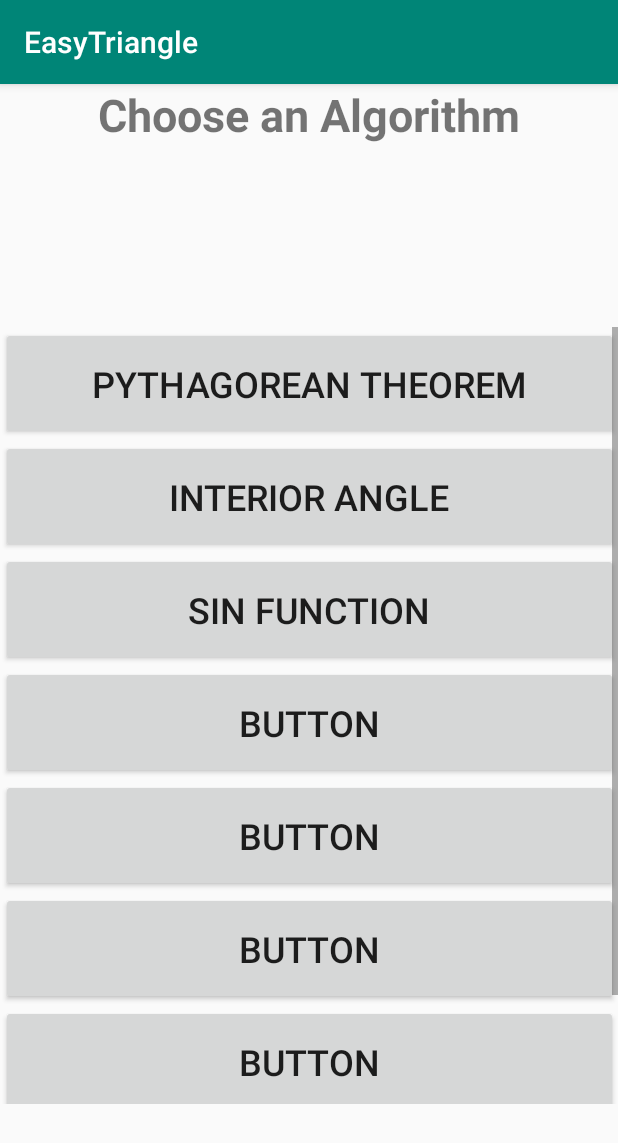
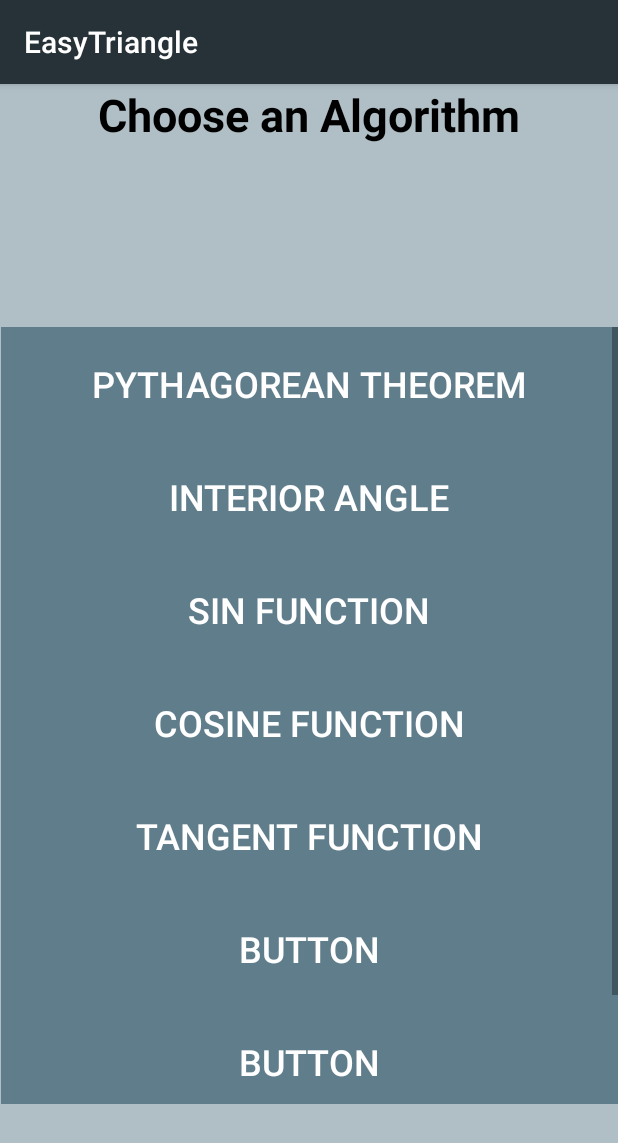
Before and after one commit to winterberm1/EasyTriangle, an Android app: the ChooseActivity screen opened directly, with no data from a screen before it, on a phone screen of 412 x 824 dp. Shown: the top 1143 px of the screen. Run offline under Robolectric (Android 15) with nearby library versions, the phone set to English and light mode, and no system bars.

Commit message:
Added the cosine and tangent functions and changed style

```diff
--- a/app/src/main/java/com/example/easytriangle/ChooseActivity.java
+++ b/app/src/main/java/com/example/easytriangle/ChooseActivity.java
@@ -9,7 +9,7 @@ import android.widget.Button;
 
 public class ChooseActivity extends AppCompatActivity {
 
-    Button pyBtn, ang, sine;
+    Button pyBtn, ang, sine, cos, tan;
 
     @Override
     protected void onCreate(Bundle savedInstanceState) {
@@ -19,6 +19,8 @@ public class ChooseActivity extends AppCompatActivity {
         pyBtn = (Button) findViewById(R.id.PyTherom);
         ang = (Button) findViewById(R.id.angles);
         sine = (Button) findViewById(R.id.sin);
+        cos = (Button) findViewById(R.id.cos);
+        tan = (Button) findViewById(R.id.tan);
 
 
         pyBtn.setOnClickListener(new View.OnClickListener() {
@@ -47,5 +49,21 @@ public class ChooseActivity extends AppCompatActivity {
                 startActivity(myIntent);
             }
         });
+        cos.setOnClickListener(new View.OnClickListener() {
+            public void onClick(View arg0) {
+
+                Intent myIntent = new Intent(ChooseActivity.this,
+                        CosFunc.class);
+                startActivity(myIntent);
+            }
+        });
+        tan.setOnClickListener(new View.OnClickListener() {
+            public void onClick(View arg0) {
+
+                Intent myIntent = new Intent(ChooseActivity.this,
+                        TanFunc.class);
+                startActivity(myIntent);
+            }
+        });
     }
 }
--- a/app/src/main/res/layout/activity_choose.xml
+++ b/app/src/main/res/layout/activity_choose.xml
@@ -19,6 +19,7 @@
             android:id="@+id/textView3"
             android:layout_width="match_parent"
             android:layout_height="50dp"
+            android:textColor="@color/colorPrimaryDark"
             android:text="Choose an Algorithm"
             android:textSize="30sp"
             android:textStyle="bold" />
@@ -43,6 +44,8 @@
 
             <Button
                 android:id="@+id/PyTherom"
+                android:textColor="@color/textColorPrimary"
+                android:background="@color/colorAccent"
                 android:layout_width="match_parent"
                 android:layout_height="75dp"
                 android:text="Pythagorean Theorem"
@@ -50,6 +53,8 @@
 
             <Button
                 android:id="@+id/angles"
+                android:textColor="@color/textColorPrimary"
+                android:background="@color/colorAccent"
                 android:layout_width="match_parent"
                 android:layout_height="75dp"
                 android:text="Interior Angle"
@@ -57,28 +62,36 @@
 
             <Button
                 android:id="@+id/sin"
+                android:textColor="@color/textColorPrimary"
+                android:background="@color/colorAccent"
                 android:layout_width="match_parent"
                 android:layout_height="75dp"
                 android:text="Sin Function"
                 android:textSize="24sp" />
 
             <Button
-                android:id="@+id/button13"
+                android:id="@+id/cos"
+                android:textColor="@color/textColorPrimary"
+                android:background="@color/colorAccent"
                 android:layout_width="match_parent"
                 android:layout_height="75dp"
-                android:text="Button"
+                android:text="Cosine Function"
                 android:textSize="24sp" />
 
             <Button
-                android:id="@+id/button14"
+                android:id="@+id/tan"
                 android:layout_width="match_parent"
+                android:textColor="@color/textColorPrimary"
+                android:background="@color/colorAccent"
                 android:layout_height="75dp"
-                android:text="Button"
+                android:text="Tangent Function"
                 android:textSize="24sp" />
 
             <Button
                 android:id="@+id/button15"
                 android:layout_width="match_parent"
+                android:textColor="@color/textColorPrimary"
+                android:background="@color/colorAccent"
                 android:layout_height="75dp"
                 android:text="Button"
                 android:textSize="24sp" />
@@ -86,6 +99,8 @@
             <Button
                 android:id="@+id/button16"
                 android:layout_width="match_parent"
+                android:textColor="@color/textColorPrimary"
+                android:background="@color/colorAccent"
                 android:layout_height="75dp"
                 android:text="Button"
                 android:textSize="24sp" />
@@ -93,6 +108,8 @@
             <Button
                 android:id="@+id/button17"
                 android:layout_width="match_parent"
+                android:textColor="@color/textColorPrimary"
+                android:background="@color/colorAccent"
                 android:layout_height="75dp"
                 android:text="Button"
                 android:textSize="24sp" />
--- a/app/src/main/res/layout/activity_main.xml
+++ b/app/src/main/res/layout/activity_main.xml
@@ -11,6 +11,7 @@
         android:layout_width="wrap_content"
         android:layout_height="wrap_content"
         android:text="Easy Triangle"
+        android:textColor="@color/colorPrimaryDark"
         android:textSize="30sp"
         app:layout_constraintBottom_toBottomOf="parent"
         app:layout_constraintLeft_toLeftOf="parent"
@@ -22,6 +23,8 @@
         android:id="@+id/button"
         android:layout_width="wrap_content"
         android:layout_height="wrap_content"
+        android:textColor="@color/textColorPrimary"
+        android:background="@color/colorPrimaryDark"
         android:text="Begin"
         app:layout_constraintBottom_toBottomOf="parent"
         app:layout_constraintEnd_toEndOf="parent"
--- a/app/src/main/res/values/colors.xml
+++ b/app/src/main/res/values/colors.xml
@@ -1,6 +1,9 @@
 <?xml version="1.0" encoding="utf-8"?>
 <resources>
-    <color name="colorPrimary">#008577</color>
-    <color name="colorPrimaryDark">#00574B</color>
-    <color name="colorAccent">#D81B60</color>
+    <color name="colorPrimary">#263238</color>
+    <color name="colorPrimaryDark">#000000</color>
+    <color name="colorAccent">#607D8B</color>
+    <color name="windowBackground">#B0BEC5</color>
+    <color name="textColorPrimary">#FFFFFF</color>
+    <color name="editTextColor">#263238</color>
 </resources>
--- a/app/src/main/res/values/styles.xml
+++ b/app/src/main/res/values/styles.xml
@@ -6,6 +6,9 @@
         <item name="colorPrimary">@color/colorPrimary</item>
         <item name="colorPrimaryDark">@color/colorPrimaryDark</item>
         <item name="colorAccent">@color/colorAccent</item>
+        <item name="android:windowBackground">@color/windowBackground</item>
+        <item name="android:textColorPrimary">@color/textColorPrimary</item>
     </style>
 
+
 </resources>
```
Also changed, not shown: app/src/main/AndroidManifest.xml (+24 -10 lines), app/src/main/java/com/example/easytriangle/CosFunc.java (added, +84 -0 lines), app/src/main/java/com/example/easytriangle/TanFunc.java (added, +82 -0 lines), app/src/main/res/layout/activity_angle.xml (+11 -0 lines), app/src/main/res/layout/activity_cos_func.xml (renamed from app/src/main/res/layout/activity_cos.xml, +13 -2 lines), app/src/main/res/layout/activity_py_therom.xml (+12 -0 lines), app/src/main/res/layout/activity_sin.xml (+12 -0 lines), app/src/main/res/layout/activity_tan_func.xml (renamed from app/src/main/res/layout/activity_tan.xml, +13 -1 lines).
